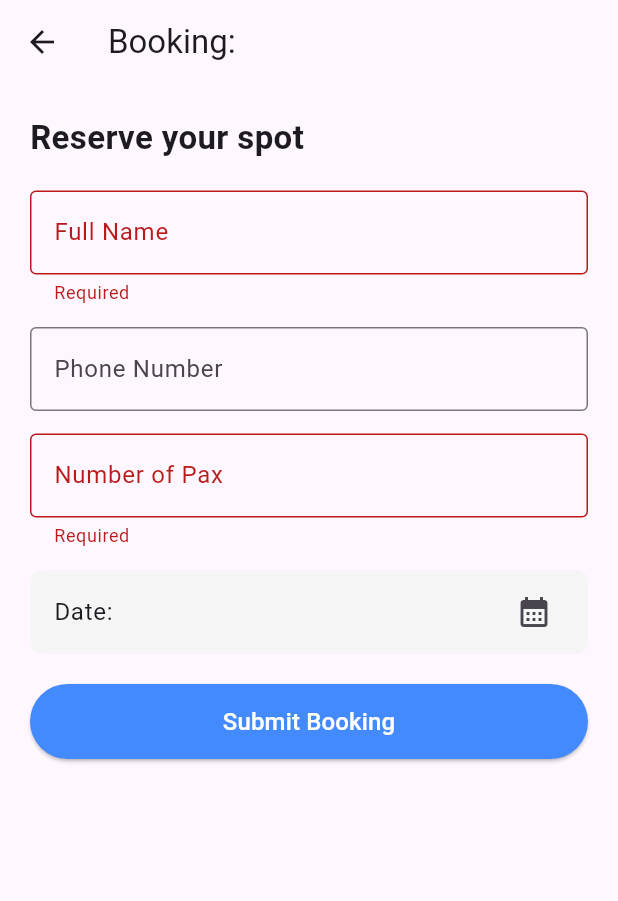
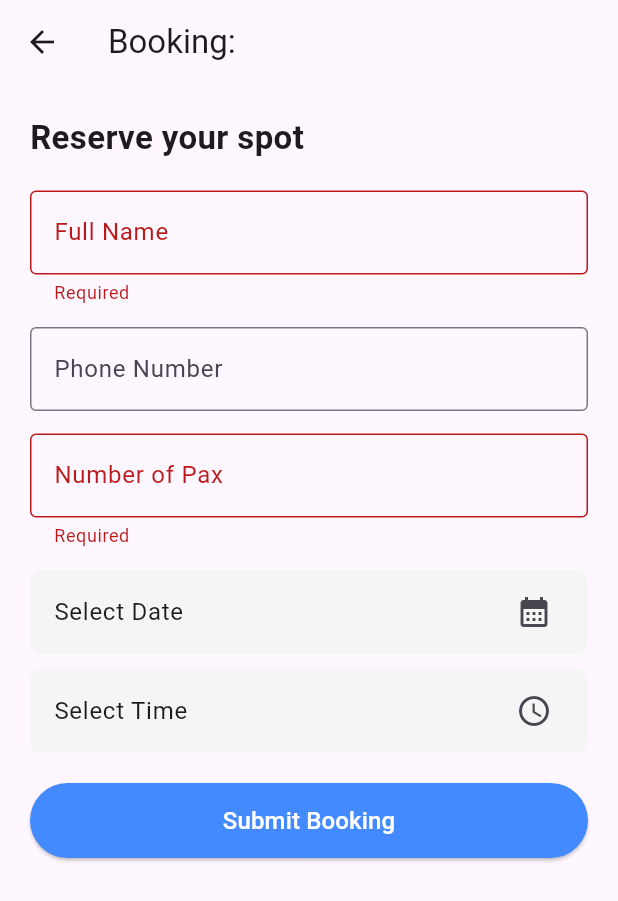
Before and after one commit to sherrylee23/recommended_restaurant_entertainment, a Flutter app: the BookingFormPage screen opened directly with empty values, after a tap on "Submit Booking", on a phone screen of 412 x 824 dp. Shown: the top 901 px of the screen. Run offline on Flutter 3.47's test engine with Material 3 defaults, Android fonts, the phone set to English and light mode, and no system bars; our stand-ins replace flutter_map, geolocator, google_generative_ai, image_picker, latlong2, lucide_icons and 1 more; accounts and stored records are empty.

Commit message:
maintain booking and chat

```diff
--- a/lib/businessModule/booking_form.dart
+++ b/lib/businessModule/booking_form.dart
@@ -1,5 +1,6 @@
 import 'package:flutter/material.dart';
 import 'package:supabase_flutter/supabase_flutter.dart';
+import 'package:intl/intl.dart';
 
 class BookingFormPage extends StatefulWidget {
   final dynamic businessId;
@@ -24,21 +25,38 @@ class _BookingFormPageState extends State<BookingFormPage> {
   final _paxController = TextEditingController();
   final _noteController = TextEditingController();
 
-  DateTime _selectedDate = DateTime.now().add(const Duration(days: 1));
-  TimeOfDay _selectedTime = const TimeOfDay(hour: 19, minute: 0);
+  // 1. Change variables to nullable
+  DateTime? _selectedDate;
+  TimeOfDay? _selectedTime;
 
   Future<void> _pickDate() async {
     final picked = await showDatePicker(
       context: context,
-      initialDate: _selectedDate,
+      initialDate: DateTime.now().add(const Duration(days: 1)),
       firstDate: DateTime.now(),
       lastDate: DateTime.now().add(const Duration(days: 90)),
     );
     if (picked != null) setState(() => _selectedDate = picked);
   }
 
+  Future<void> _pickTime() async {
+    final picked = await showTimePicker(
+      context: context,
+      initialTime: const TimeOfDay(hour: 19, minute: 0),
+    );
+    if (picked != null) setState(() => _selectedTime = picked);
+  }
+
   Future<void> _submitBooking() async {
+    // 2. Add validation to ensure Date and Time are not null
     if (!_formKey.currentState!.validate()) return;
+
+    if (_selectedDate == null || _selectedTime == null) {
+      ScaffoldMessenger.of(context).showSnackBar(
+        const SnackBar(content: Text("Please select both date and time")),
+      );
+      return;
+    }
 
     try {
       await Supabase.instance.client.from('bookings').insert({
@@ -47,8 +65,8 @@ class _BookingFormPageState extends State<BookingFormPage> {
         'customer_name': _nameController.text,
         'phone_number': _phoneController.text,
         'pax': int.parse(_paxController.text),
-        'booking_date': _selectedDate.toIso8601String().split('T')[0],
-        'booking_time': "${_selectedTime.hour}:${_selectedTime.minute.toString().padLeft(2, '0')}",
+        'booking_date': _selectedDate!.toIso8601String().split('T')[0],
+        'booking_time': "${_selectedTime!.hour.toString().padLeft(2, '0')}:${_selectedTime!.minute.toString().padLeft(2, '0')}",
         'notes': _noteController.text,
       });
 
@@ -93,13 +111,30 @@ class _BookingFormPageState extends State<BookingFormPage> {
                 validator: (v) => v!.isEmpty ? "Required" : null,
               ),
               const SizedBox(height: 15),
+
+              // 3. Conditional Text for Date
               ListTile(
-                title: Text("Date: ${_selectedDate.toLocal()}".split(' ')[0]),
+                title: Text(_selectedDate == null
+                    ? "Select Date"
+                    : "Date: ${DateFormat('yyyy-MM-dd').format(_selectedDate!)}"),
                 trailing: const Icon(Icons.calendar_month),
                 tileColor: Colors.grey.shade100,
                 shape: RoundedRectangleBorder(borderRadius: BorderRadius.circular(8)),
                 onTap: _pickDate,
               ),
+              const SizedBox(height: 10),
+
+              // 4. Conditional Text for Time
+              ListTile(
+                title: Text(_selectedTime == null
+                    ? "Select Time"
+                    : "Time: ${_selectedTime!.format(context)}"),
+                trailing: const Icon(Icons.access_time),
+                tileColor: Colors.grey.shade100,
+                shape: RoundedRectangleBorder(borderRadius: BorderRadius.circular(8)),
+                onTap: _pickTime,
+              ),
+
               const SizedBox(height: 20),
               SizedBox(
                 width: double.infinity,
--- a/pubspec.yaml
+++ b/pubspec.yaml
@@ -44,7 +44,7 @@ dependencies:
   # Use with the CupertinoIcons class for iOS style icons.
   cupertino_icons: ^1.0.8
   supabase_flutter: ^2.12.0
-  google_generative_ai: ^0.4.0
+  google_generative_ai: ^0.4.7
   flutter_map: ^8.2.2
   flutter_map_location_marker: ^10.2.0
   intl: ^0.20.2
```
Also changed, not shown: lib/chat/chat_page.dart (+37 -7 lines), lib/chat/user_booking_history.dart (+87 -28 lines), lib/customer_service/chatbot.dart (+74 -52 lines), lib/userModule/help_center.dart (+13 -14 lines).
